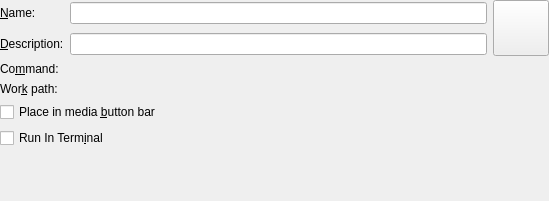
This is src/toolproperties.ui in google-code-export/kmediafactory as Qt 5 draws it before an edit. The edited form follows.
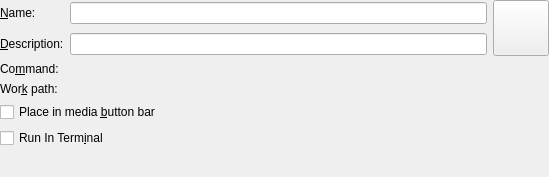
This is the edited form. Custom widgets are drawn as their Qt base class.

Patch:
```diff
--- a/src/toolproperties.ui
+++ b/src/toolproperties.ui
@@ -6,7 +6,7 @@
     <x>0</x>
     <y>0</y>
     <width>549</width>
-    <height>201</height>
+    <height>177</height>
    </rect>
   </property>
   <property name="windowTitle" >
```
